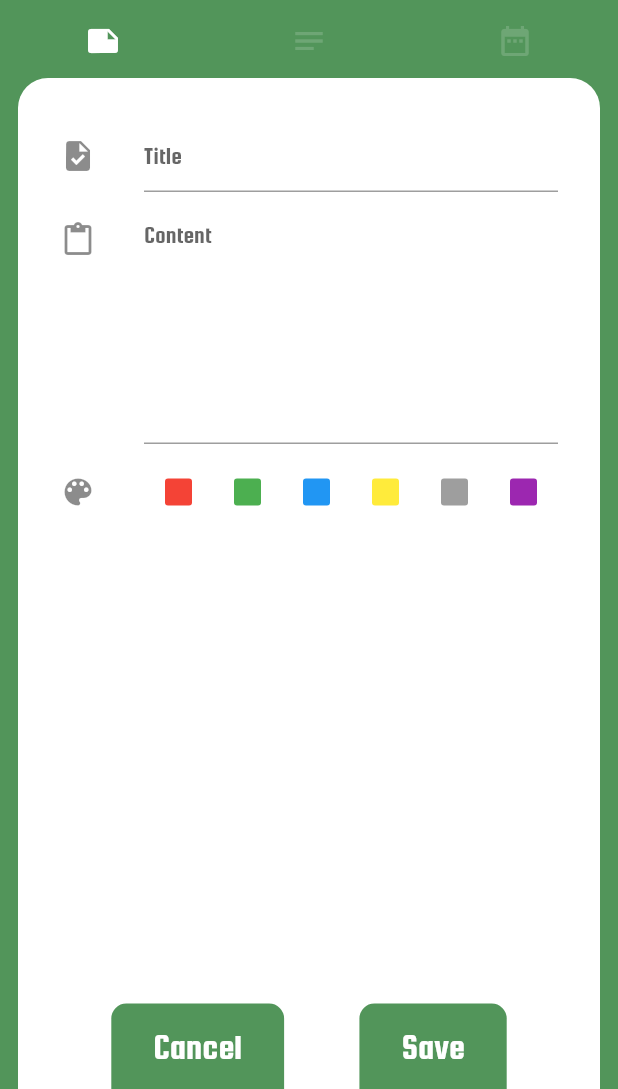
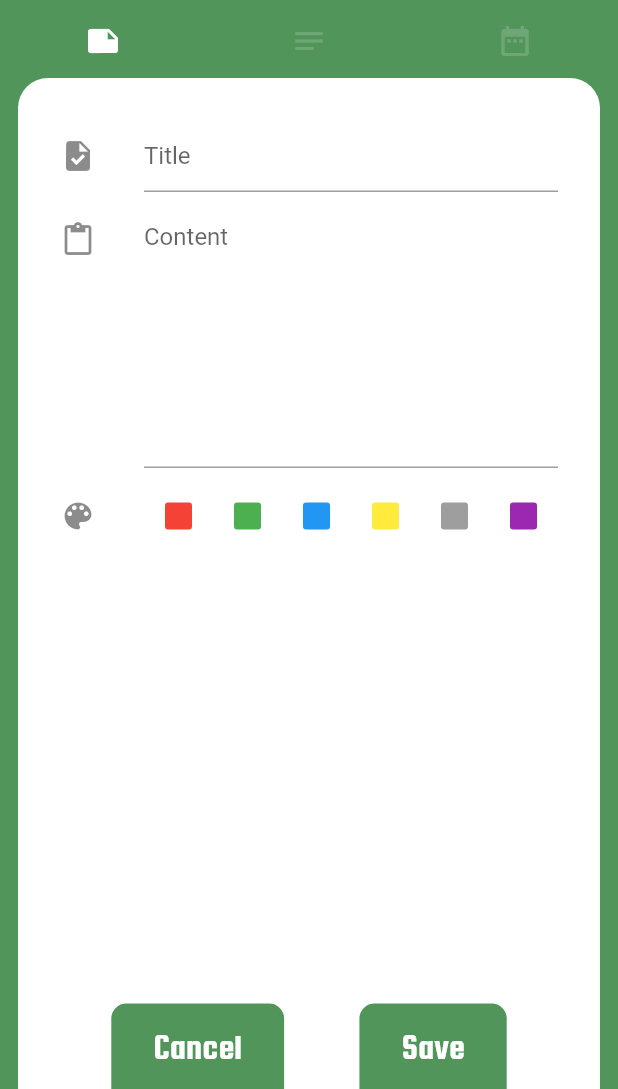
Before and after one commit to Guilherme-Calland/organizer_flutter, a Flutter app: the screen it shows after launch, after a tap on the "add" icon, on a phone screen of 412 x 824 dp, the part 147-1236 px from its top. Run offline on Flutter 3.47's test engine with Material 2 defaults, Android fonts, the light colour scheme and no system bars; drawn by our look-alikes of animated_text_kit; our stand-ins replace flutter_mobx, flutter_slidable, mobx, sqflite; accounts and stored records are empty; generated files the repository leaves out were written again.

Commit message:
creating and reading notes

```diff
--- a/lib/database/database_worker.dart
+++ b/lib/database/database_worker.dart
@@ -35,4 +35,11 @@ class DatabaseWorker{
     result = await db.insert('notes', inData);
     return result;
   }
+
+  Future read() async{
+    Database db = await database;
+    String sql = 'SELECT * FROM notes ORDER BY id';
+    List data = await db.rawQuery(sql);
+    return data;
+  }
 }
--- a/lib/main.dart
+++ b/lib/main.dart
@@ -18,7 +18,6 @@ class Organizer extends StatelessWidget {
     return MaterialApp(
       debugShowCheckedModeBanner: false,
       theme: ThemeData(
-        fontFamily: 'SquadaOne',
         scaffoldBackgroundColor: values.organizerThemeColor,
         primarySwatch: values.organizerThemeMaterialColor,
         textSelectionTheme:
@@ -51,6 +50,7 @@ class Organizer extends StatelessWidget {
                                   color: Colors.white,
                                   fontWeight: FontWeight.w500,
                                   fontSize: 62,
+                                  fontFamily: 'SquadaOne'
                                 ),
                               )
                             ],
--- a/lib/mobx_stores/entity_store.dart
+++ b/lib/mobx_stores/entity_store.dart
@@ -34,6 +34,7 @@ abstract class _EntityStore with Store {
       Note note = Note.mapToNote(element);
       noteList.add(note);
     });
+    print(noteList);
     entityList = noteList;
   }
 
--- a/lib/model/note.dart
+++ b/lib/model/note.dart
@@ -2,9 +2,9 @@ class Note{
   int? id;
   String? title;
   String? content;
-  String? color;
+  String color = 'white';
 
-  Note({this.title, this.id, this.color, this.content});
+  Note({this.title, this.id, this.content, color});
 
   Note.mapToNote(Map<String, dynamic> inMap){
     this.id = inMap['id'];
@@ -17,7 +17,7 @@ class Note{
     Map<String, dynamic> outMap = {
       'title' : this.title ?? '',
       'content' : this.content ?? '',
-      'color' : this.color ?? ''
+      'color' : this.color
     };
 
     if(id != null){
--- a/lib/tabs/notes/fragments/notes_entry.dart
+++ b/lib/tabs/notes/fragments/notes_entry.dart
@@ -9,8 +9,6 @@ import 'package:organizer/widgets/organizer_entry_fragment.dart';
 
 class NotesEntry extends StatelessWidget {
   final _formKey = GlobalKey<FormState>();
-
-
 
   @override
   Widget build(_) {
@@ -26,6 +24,7 @@ class NotesEntry extends StatelessWidget {
                     leading: Icon(Icons.task),
                     title: TextFormField(
                       initialValue: values.notesStore.entityBeingEdited.title,
+                      keyboardType: TextInputType.visiblePassword,
                       decoration: InputDecoration(hintText: 'Title'),
                       validator: (String? inValue) {
                         if (inValue == '') {
@@ -40,7 +39,7 @@ class NotesEntry extends StatelessWidget {
                   ListTile(
                     leading: Icon(Icons.content_paste),
                     title: TextFormField(
-                      keyboardType: TextInputType.multiline,
+                      keyboardType: TextInputType.visiblePassword,
                       maxLines: 8,
                       decoration: InputDecoration(hintText: 'Content'),
                       onChanged: (String inValue){
@@ -71,9 +70,7 @@ class NotesEntry extends StatelessWidget {
             values.notesStore.setStackIndex(0);
           },
           onSavePressed: () {
-            utils.hideKeyboard(inContext);
             _saveNote(inContext);
-            values.notesStore.setStackIndex(0);
           },
         );
       },
@@ -90,7 +87,10 @@ class NotesEntry extends StatelessWidget {
     Map<String, dynamic> inData = inNote.noteToMap();
     int result = await values.notesDB.create(inData);
     if(result > 0){
-      utils.showSnackBar(inContext, inText: 'Note Saved', inColor: Colors.grey);
+      await values.notesStore.loadData(values.notesDB);
+      print('created note of id $result successfully');
     }
+    utils.hideKeyboard(inContext);
+    values.notesStore.setStackIndex(0);
   }
 }
--- a/lib/tabs/notes/notes_tab.dart
+++ b/lib/tabs/notes/notes_tab.dart
@@ -9,18 +9,18 @@ import 'fragments/notes_list.dart';
 class NotesTab extends StatelessWidget {
 
   NotesTab(){
-    if(values.notesStore.entityBeingEdited == null){
-      values.notesStore.entityBeingEdited = Note();
-    }
-
-    if(values.notesStore.initialLoadDataFlag){
-      values.notesStore.triggeredInitialLoadDataFlag();
-      values.notesStore.loadData(values.notesDB);
-    }
-
-    print(values.notesStore.entityList);
+    loadNotesData();
   }
 
+  void loadNotesData() async{
+    if(values.notesStore.initialLoadDataFlag){
+      if(values.notesStore.entityBeingEdited == null){
+        values.notesStore.entityBeingEdited = Note();
+      }
+      values.notesStore.triggeredInitialLoadDataFlag();
+      await values.notesStore.loadData(values.notesDB);
+    }
+  }
   @override
   Widget build(_) {
     return OrganizerContainer(
--- a/lib/widgets/organizer_container.dart
+++ b/lib/widgets/organizer_container.dart
@@ -6,6 +6,7 @@ class OrganizerContainer extends StatelessWidget {
   final Color? color;
   final bool? bottomRounded;
   final EdgeInsets? margin;
+  final EdgeInsets? padding;
   final double? size;
 
   OrganizerContainer({
@@ -14,6 +15,7 @@ class OrganizerContainer extends StatelessWidget {
     this.borderRadius,
     this.bottomRounded,
     this.margin,
+    this.padding,
     this.size
   });
 
@@ -23,6 +25,7 @@ class OrganizerContainer extends StatelessWidget {
       width: size,
       height: size,
       margin: margin,
+      padding: padding,
       decoration: BoxDecoration(
         color: color ?? Colors.white,
         borderRadius: BorderRadius.only(
--- a/lib/widgets/organizer_entry_fragment.dart
+++ b/lib/widgets/organizer_entry_fragment.dart
@@ -28,7 +28,7 @@ class OrganizerEntryFragment extends StatelessWidget {
                     padding: EdgeInsets.symmetric(horizontal: 28, vertical: 16),
                     child: Text(
                       'Cancel',
-                      style: TextStyle(color: Colors.white, fontSize: 24),
+                      style: TextStyle(color: Colors.white, fontSize: 24, fontFamily: 'SquadaOne'),
                     ),
                   ),
                 ),
@@ -41,7 +41,7 @@ class OrganizerEntryFragment extends StatelessWidget {
                     padding: EdgeInsets.symmetric(horizontal: 28, vertical: 16),
                     child: Text(
                       'Save',
-                      style: TextStyle(color: Colors.white, fontSize: 24),
+                      style: TextStyle(color: Colors.white, fontSize: 24, fontFamily: 'SquadaOne'),
                     ),
                   ),
                   onTap: onSavePressed,
--- a/lib/widgets/organizer_list_fragment.dart
+++ b/lib/widgets/organizer_list_fragment.dart
@@ -8,11 +8,11 @@ class OrganizerListFragment extends StatelessWidget {
   @override
   Widget build(BuildContext context) {
     return Padding(
-      padding: EdgeInsets.only(top: 24),
+      padding: EdgeInsets.only(top: 12),
       child: Scaffold(
         backgroundColor: Colors.transparent,
         floatingActionButton: FloatingActionButton(
-          elevation: 0,
+          elevation: 5,
           child: Icon(Icons.add),
           onPressed: onFabPressed
         ),
```
Also changed, not shown: lib/tabs/notes/fragments/notes_list.dart (+83 -5 lines).
